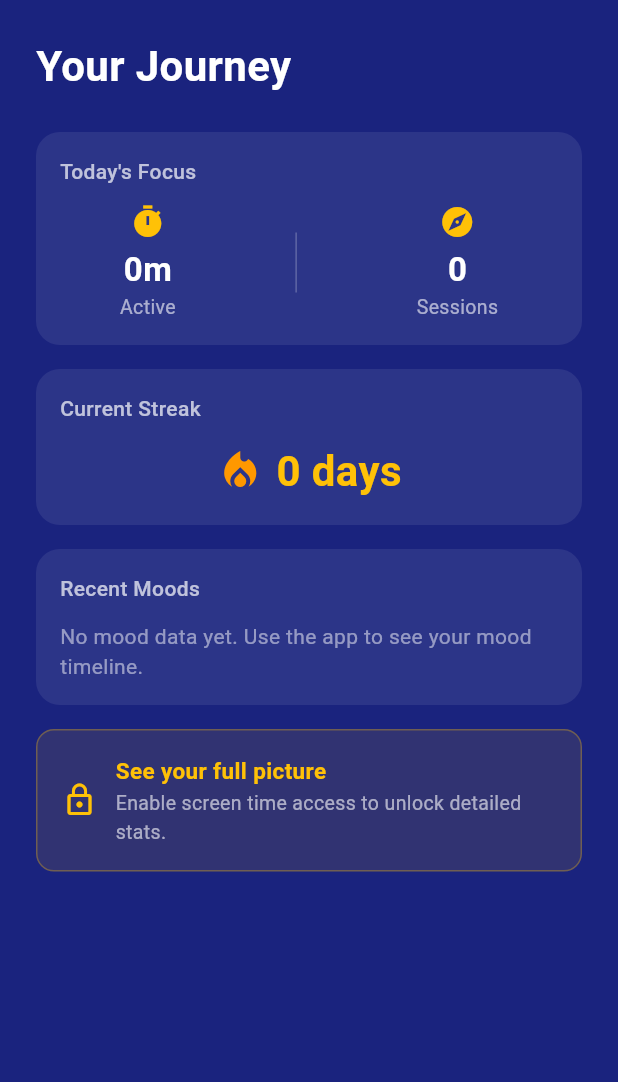
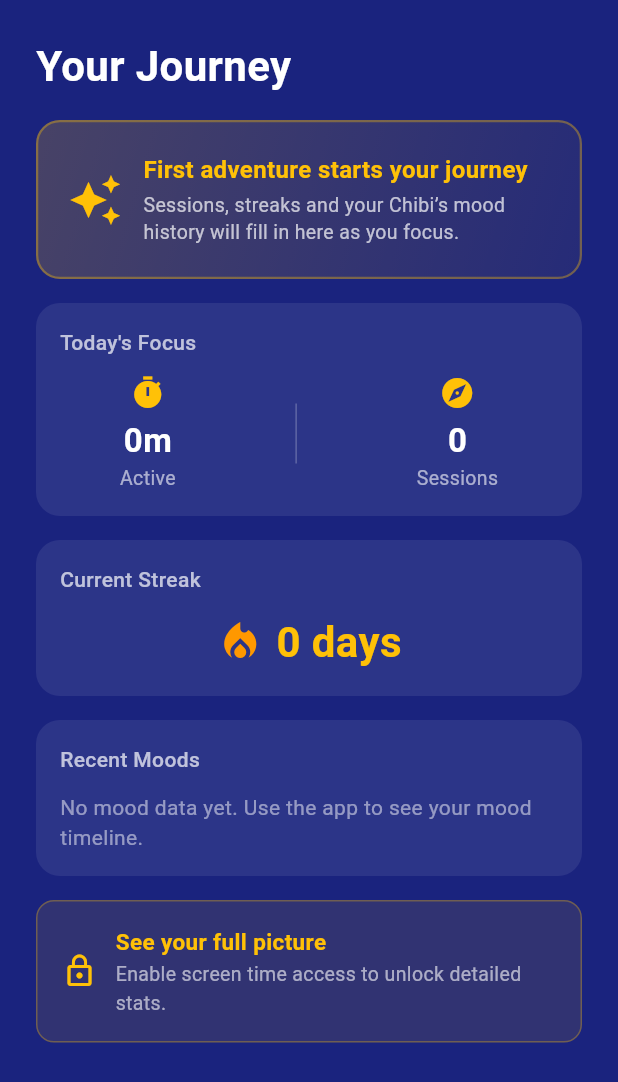
Before and after one commit to SacriTom/focuspal-source, a Flutter app: the StatsScreen widget shown alone on an empty page, opened directly, on a phone screen of 412 x 824 dp. Shown: the top 1082 px of the screen. Run offline on Flutter 3.47's test engine with Material 3 defaults, Android fonts, the phone set to English and light mode, and no system bars; our stand-ins replace shared_preferences, sqflite; accounts and stored records are empty.

Commit message:
C + D · Settings preset description + Stats first-journey hero
C · Settings tightness:
- Surface the friendly Chibi-voice description of the active preset under
  the preset selector ("I'm pretty chill about phone time", etc.) — it
  was already on the SensitivityPreset enum but never visible. Animates
  in via AnimatedSwitcher when the user switches presets, so the change
  reads as the Chibi reacting.

D · Stats empty-state:
- New _FirstJourneyHero card sits above the existing zero-data tiles on
  a fresh install (no focus minutes, no streak, no mood history). Gives
  the user something warm and intentional to look at instead of three
  '0' values, and disappears once any session/mood data exists.

flutter analyze: 0 issues. flutter test: 1/1 passing.

Co-Authored-By: Claude Opus 4.7 (1M context) <noreply@anthropic.com>

```diff
--- a/lib/screens/settings_screen.dart
+++ b/lib/screens/settings_screen.dart
@@ -37,6 +37,35 @@ class SettingsScreen extends StatelessWidget {
             _PresetSelector(
               selected: settings.preset,
               onSelect: (preset) => settings.setPreset(preset),
+            ),
+            const SizedBox(height: 8),
+            // Friendly Chibi-voice description of the active preset.
+            AnimatedSwitcher(
+              duration: const Duration(milliseconds: 250),
+              child: Padding(
+                key: ValueKey(settings.preset),
+                padding: const EdgeInsets.symmetric(horizontal: 4),
+                child: Row(
+                  children: [
+                    Icon(
+                      Icons.format_quote,
+                      size: 14,
+                      color: Colors.amber.withValues(alpha: 0.7),
+                    ),
+                    const SizedBox(width: 6),
+                    Expanded(
+                      child: Text(
+                        settings.preset.description,
+                        style: TextStyle(
+                          color: Colors.white.withValues(alpha: 0.65),
+                          fontSize: 13,
+                          fontStyle: FontStyle.italic,
+                        ),
+                      ),
+                    ),
+                  ],
+                ),
+              ),
             ),
             const SizedBox(height: 24),
 
--- a/lib/screens/stats_screen.dart
+++ b/lib/screens/stats_screen.dart
@@ -58,7 +58,21 @@ class _StatsScreenState extends State<StatsScreen> {
                       fontWeight: FontWeight.bold,
                     ),
                   ),
-                  const SizedBox(height: 24),
+                  const SizedBox(height: 16),
+                  // First-launch hero: friendlier than three '0' tiles when
+                  // there's no history yet. Disappears once any data exists.
+                  if (_todayMinutes == 0 &&
+                      _streak == 0 &&
+                      _moodHistory.isEmpty)
+                    const _FirstJourneyHero(),
+                  if (_todayMinutes == 0 &&
+                      _streak == 0 &&
+                      _moodHistory.isEmpty)
+                    const SizedBox(height: 16),
+                  if (!(_todayMinutes == 0 &&
+                      _streak == 0 &&
+                      _moodHistory.isEmpty))
+                    const SizedBox(height: 8),
                   // Today's focus
                   _StatCard(
                     title: "Today's Focus",
@@ -235,6 +249,63 @@ class _StatCard extends StatelessWidget {
   }
 }
 
+class _FirstJourneyHero extends StatelessWidget {
+  const _FirstJourneyHero();
+
+  @override
+  Widget build(BuildContext context) {
+    return Container(
+      padding: const EdgeInsets.all(20),
+      decoration: BoxDecoration(
+        gradient: LinearGradient(
+          begin: Alignment.topLeft,
+          end: Alignment.bottomRight,
+          colors: [
+            Colors.amber.withValues(alpha: 0.20),
+            Colors.amber.withValues(alpha: 0.05),
+          ],
+        ),
+        borderRadius: BorderRadius.circular(16),
+        border: Border.all(
+          color: Colors.amber.withValues(alpha: 0.35),
+          width: 1.5,
+        ),
+      ),
+      child: Row(
+        children: [
+          const Icon(Icons.auto_awesome,
+              color: Colors.amber, size: 36),
+          const SizedBox(width: 14),
+          const Expanded(
+            child: Column(
+              crossAxisAlignment: CrossAxisAlignment.start,
+              children: [
+                Text(
+                  'First adventure starts your journey',
+                  style: TextStyle(
+                    color: Colors.amber,
+                    fontSize: 16,
+                    fontWeight: FontWeight.bold,
+                  ),
+                ),
+                SizedBox(height: 4),
+                Text(
+                  'Sessions, streaks and your Chibi’s mood history will fill in here as you focus.',
+                  style: TextStyle(
+                    color: Colors.white70,
+                    fontSize: 13,
+                    height: 1.35,
+                  ),
+                ),
+              ],
+            ),
+          ),
+        ],
+      ),
+    );
+  }
+}
+
 class _StatValue extends StatelessWidget {
   final String label;
   final String value;
```
